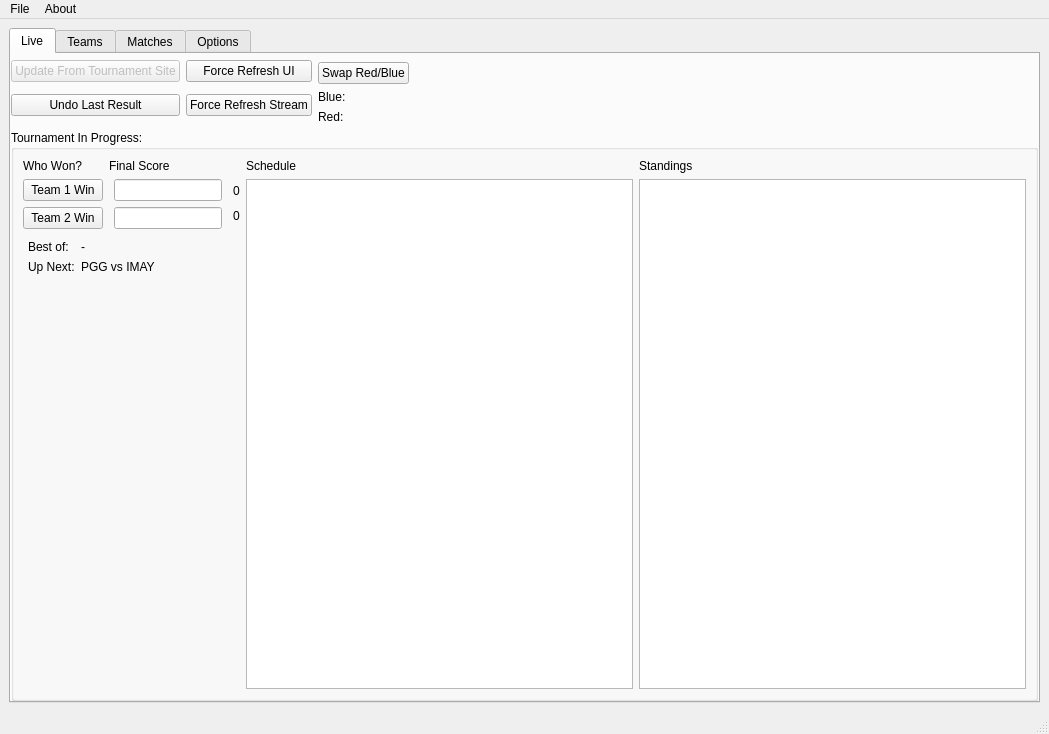
Qt form static/form.ui (chhopsky/updatethestream) before a commit.
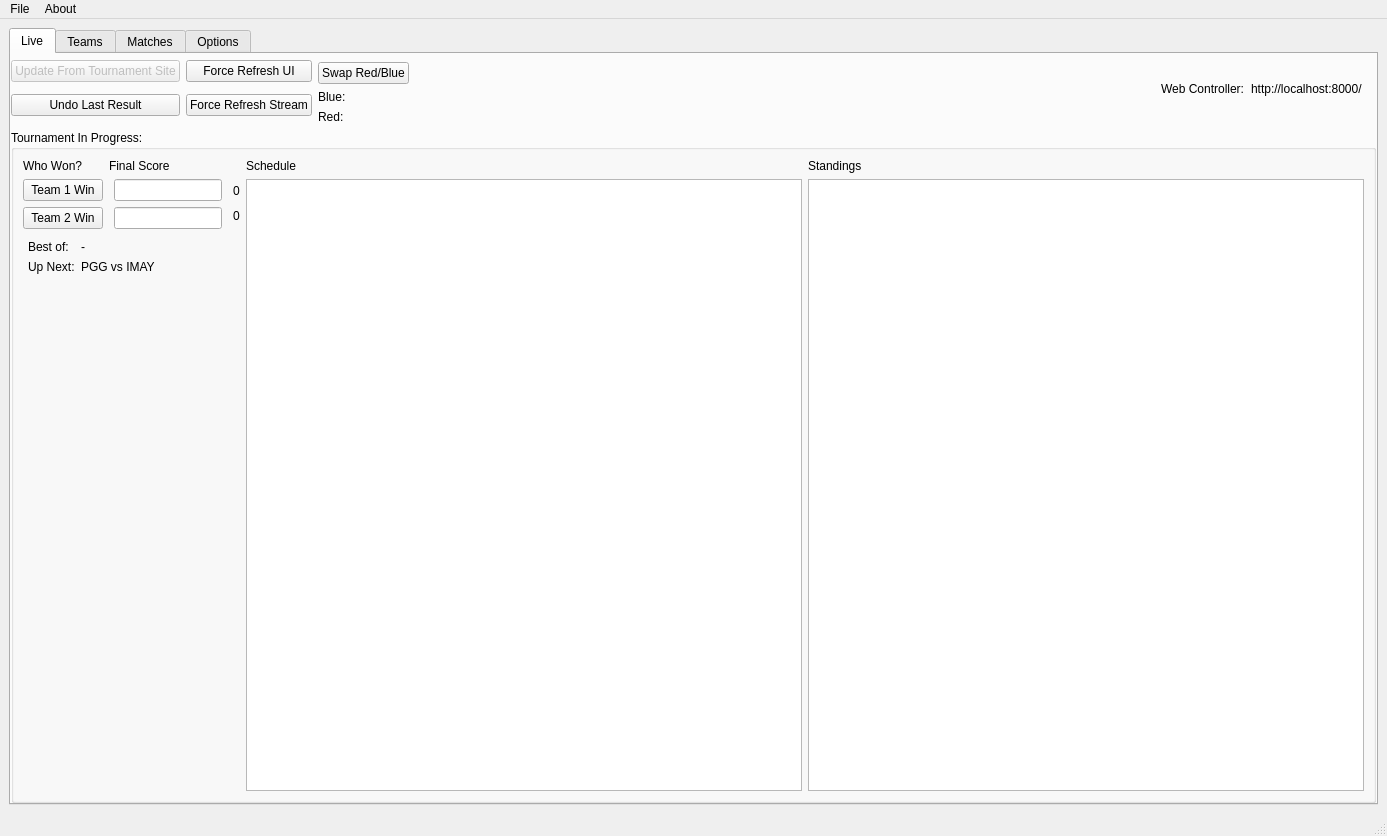
The same form after that commit. The open tabs and pages were chosen to show the change. Icons and pictures are not drawn.

Commit message: add web controller link + no native file open ui

```diff
--- a/static/form.ui
+++ b/static/form.ui
@@ -6,8 +6,8 @@
    <rect>
     <x>0</x>
     <y>0</y>
-    <width>1049</width>
-    <height>734</height>
+    <width>1387</width>
+    <height>836</height>
    </rect>
   </property>
   <property name="windowTitle">
@@ -169,7 +169,21 @@
            </spacer>
           </item>
           <item>
-           <widget class="QLabel" name="label">
+           <widget class="QLabel" name="web_controller_description_label">
+            <property name="text">
+             <string>Web Controller:</string>
+            </property>
+           </widget>
+          </item>
+          <item>
+           <widget class="QLabel" name="web_controller_label">
+            <property name="text">
+             <string>http://localhost:8000/</string>
+            </property>
+           </widget>
+          </item>
+          <item>
+           <widget class="QLabel" name="chhtv_logo">
             <property name="text">
              <string/>
             </property>
@@ -1147,7 +1161,7 @@
     <rect>
      <x>0</x>
      <y>0</y>
-     <width>1049</width>
+     <width>1387</width>
      <height>21</height>
     </rect>
    </property>
```
Left out of the diff: 186 changed lines with no effect on the pictures. The commit also changes 2 other files.
